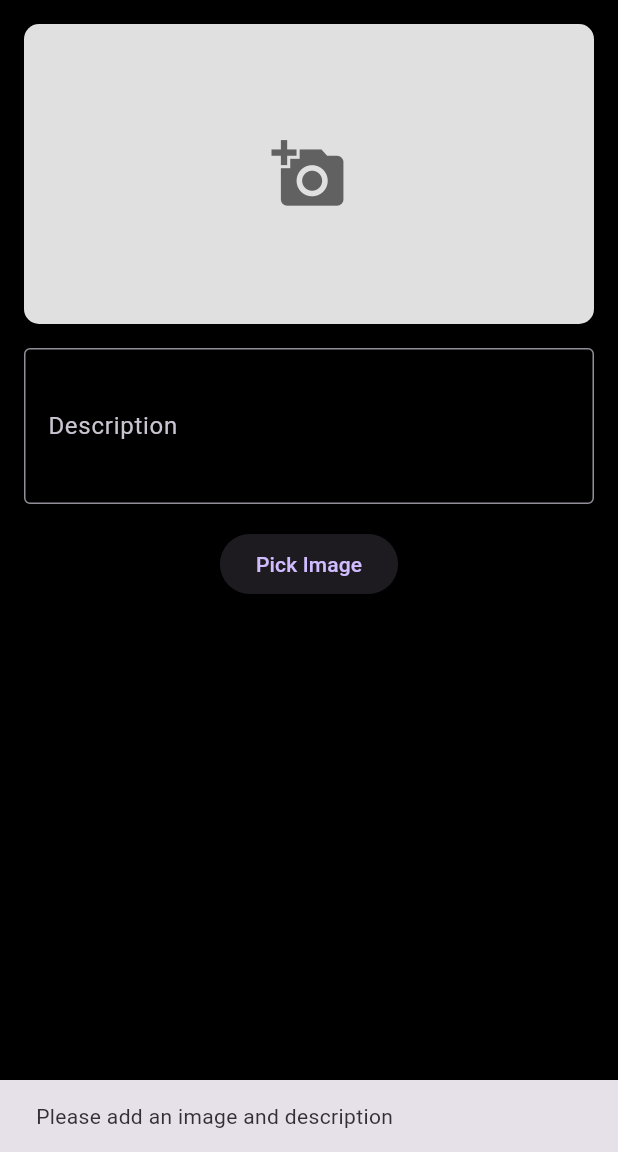
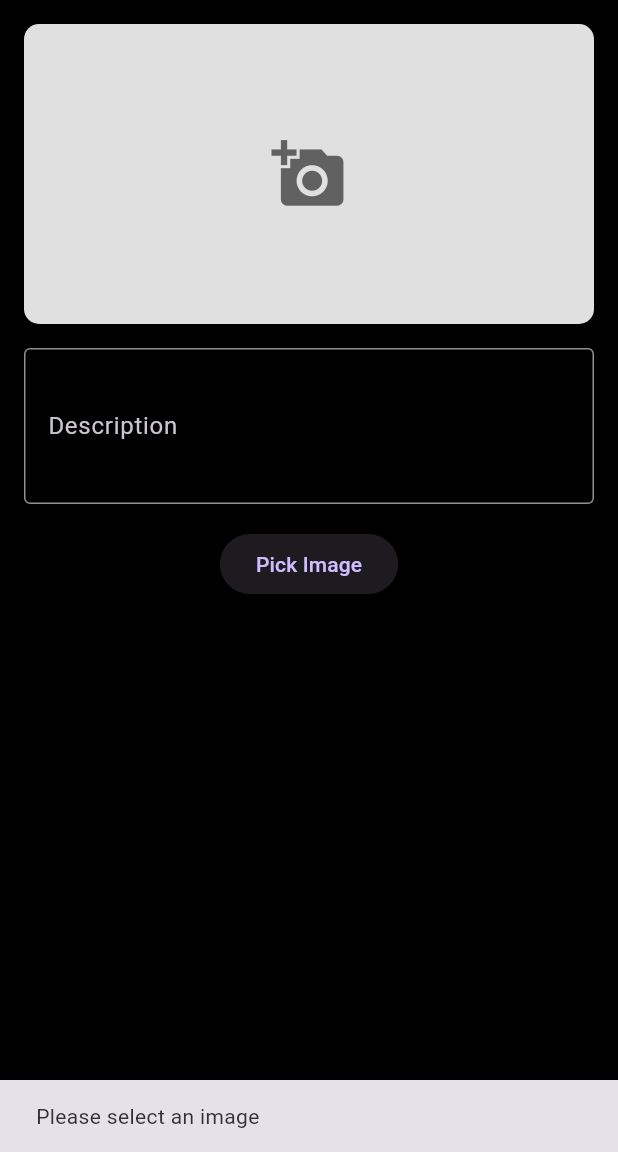
Before and after one commit to nabellaag/MOA, a Flutter app: the AddStoryScreen screen opened directly, after a tap on the "send" icon, on a phone screen of 412 x 824 dp, the part 84-1236 px from its top. Run offline on Flutter 3.47's test engine with Material 3 defaults, Android fonts, the phone set to English and light mode, and no system bars; our stand-ins replace dio, image_picker, shared_preferences, sqflite; accounts and stored records are empty.

Commit message:
add story repaired

```diff
--- a/lib/models/user.dart
+++ b/lib/models/user.dart
@@ -1,13 +1,11 @@
 class User {
   final String userId;
   final String name;
-  final String email;
   final String token;
 
   User({
     required this.userId,
     required this.name,
-    required this.email,
     required this.token,
   });
 
@@ -15,17 +13,16 @@ class User {
     return User(
       userId: json['userId'] as String,
       name: json['name'] as String,
-      email: json['email'] as String,
       token: json['token'] as String,
     );
   }
 
+  get email => null;
 
   Map<String, dynamic> toJson() {
     return {
       'userId': userId,
       'name': name,
-      'email': email,
       'token': token,
     };
   }
--- a/lib/viewmodels/auth_viewmodel.dart
+++ b/lib/viewmodels/auth_viewmodel.dart
@@ -75,18 +75,16 @@ class AuthViewModel extends ChangeNotifier {
       print('Fetch stories error: $e');
     }
   }
-
   Future<void> addStory(String description, File photo, {
     required Function() onSuccess,
     required Function(String error) onError,
   }) async {
     try {
       await _apiService.addStory(description, photo);
-      await fetchStories(); // Refresh stories after adding a new one
       onSuccess();
     } catch (e) {
       print('Add story error: $e');
-      onError('Failed to add story: $e');
+      onError(e.toString());  // Pass the exception message directly
     }
   }
   Future<void> deleteStory(String storyId, {
--- a/lib/views/add_story_screen.dart
+++ b/lib/views/add_story_screen.dart
@@ -26,19 +26,42 @@ class _AddStoryScreenState extends State<AddStoryScreen> {
 
   void _submit() async {
     final authViewModel = Provider.of<AuthViewModel>(context, listen: false);
-    if (_image != null && _descriptionController.text.isNotEmpty) {
+    final description = _descriptionController.text;
+
+    if (_image == null) {
+      ScaffoldMessenger.of(context).showSnackBar(
+        const SnackBar(content: Text('Please select an image')),
+      );
+      return;
+    }
+
+    if (description.isEmpty) {
+      ScaffoldMessenger.of(context).showSnackBar(
+        const SnackBar(content: Text('Please add a description')),
+      );
+      return;
+    }
+
+    try {
       await authViewModel.addStory(
-        _descriptionController.text,
+        description,
         _image!,
         onSuccess: () {
+          ScaffoldMessenger.of(context).showSnackBar(
+            const SnackBar(content: Text('Story added successfully')),
+          );
           Navigator.pop(context);
         },
         onError: (error) {
-          ScaffoldMessenger.of(context).showSnackBar(SnackBar(content: Text(error)));
+          ScaffoldMessenger.of(context).showSnackBar(
+            SnackBar(content: Text(error)),
+          );
         },
       );
-    } else {
-      ScaffoldMessenger.of(context).showSnackBar(const SnackBar(content: Text('Please add an image and description')));
+    } catch (e) {
+      ScaffoldMessenger.of(context).showSnackBar(
+        SnackBar(content: Text('Failed to add story: $e')),
+      );
     }
   }
 
@@ -46,10 +69,10 @@ class _AddStoryScreenState extends State<AddStoryScreen> {
   Widget build(BuildContext context) {
     return Scaffold(
       appBar: AppBar(
-        title: Text('Add Story'),
+        title: const Text('Add Story'),
         actions: [
           IconButton(
-            icon: Icon(Icons.send),
+            icon: const Icon(Icons.send),
             onPressed: _submit,
           ),
         ],
```
Also changed, not shown: lib/services/api_service.dart (+15 -8 lines).
